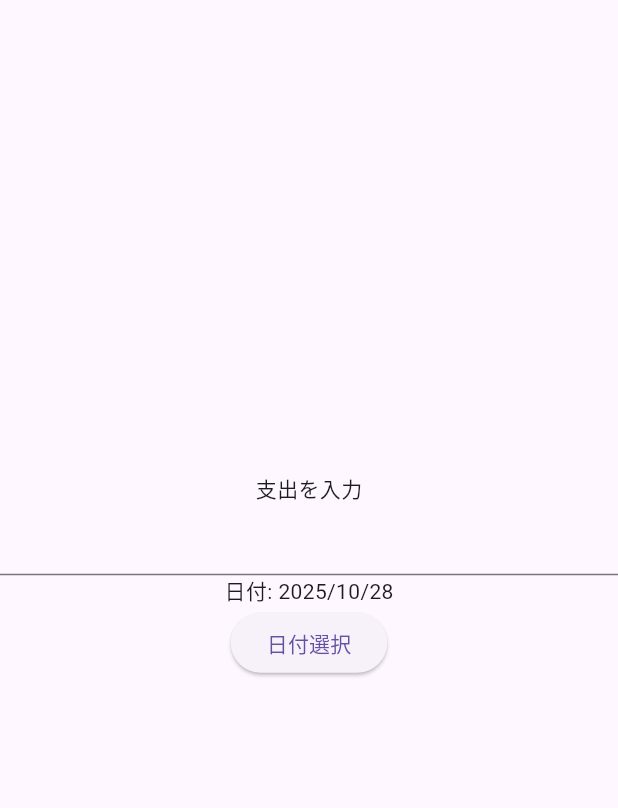
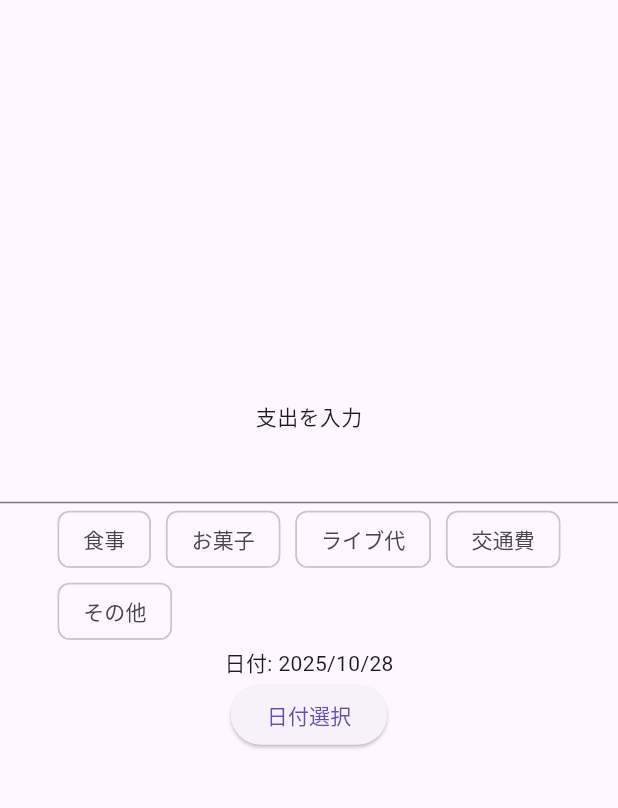
Before and after one commit to riko-1732/pokemoney, a Flutter app: the PaymentPage screen opened directly, on a phone screen of 412 x 824 dp, the part 84-892 px from its top. Run offline on Flutter 3.47's test engine with Material 3 defaults, Android fonts, the light colour scheme and no system bars; our stand-ins replace table_calendar.

Commit message:
add category choice(payment)

```diff
--- a/lib/src/screens/payment.dart
+++ b/lib/src/screens/payment.dart
@@ -12,6 +12,8 @@
 
 class _PaymentPageState extends State<PaymentPage> {
   DateTime selectedDate = DateTime.now();
+  int selectValue = 0;
+  String result = "";
 
   @override
   Widget build(BuildContext context) {
@@ -28,6 +30,61 @@
             TextField(
               keyboardType: TextInputType.number,
               inputFormatters: [FilteringTextInputFormatter.digitsOnly],
+            ),
+            Wrap(
+              spacing: 10,
+              children: [
+                ChoiceChip(
+                  label: Text("食事"),
+                  selected: selectValue == 1,
+                  onSelected: (bool isSelected) {
+                    setState(() {
+                      selectValue = isSelected ? 1 : 0;
+                      result = selectValue.toString();
+                    });
+                  },
+                ),
+                ChoiceChip(
+                  label: Text("お菓子"),
+                  selected: selectValue == 2,
+                  onSelected: (bool isSelected) {
+                    setState(() {
+                      selectValue = isSelected ? 2 : 0;
+                      result = selectValue.toString();
+                    });
+                  },
+                ),
+                ChoiceChip(
+                  label: Text("ライブ代"),
+                  selected: selectValue == 3,
+                  onSelected: (bool isSelected) {
+                    setState(() {
+                      selectValue = isSelected ? 3 : 0;
+                      result = selectValue.toString();
+                    });
+                  },
+                ),
+                ChoiceChip(
+                  label: Text("交通費"),
+                  selected: selectValue == 4,
+                  onSelected: (bool isSelected) {
+                    setState(() {
+                      selectValue = isSelected ? 4 : 0;
+                      result = selectValue.toString();
+                    });
+                  },
+                ),
+                ChoiceChip(
+                  label: Text("その他"),
+                  selected: selectValue == 5,
+                  onSelected: (bool isSelected) {
+                    setState(() {
+                      selectValue = isSelected ? 5 : 0;
+                      result = selectValue.toString();
+                    });
+                  },
+                ),
+              ],
             ),
             Text(
               '日付: ${selectedDate.year}/${selectedDate.month}/${selectedDate.day}',
```
